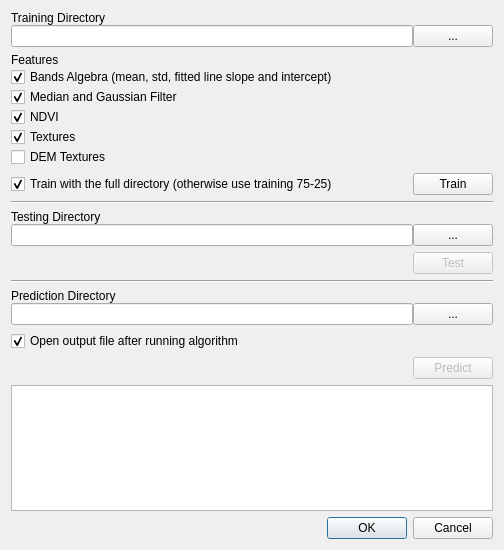
Qt form Lumberjack_dialog_base.ui (carobrus/lumberjack_qgis_plugin) before a commit.
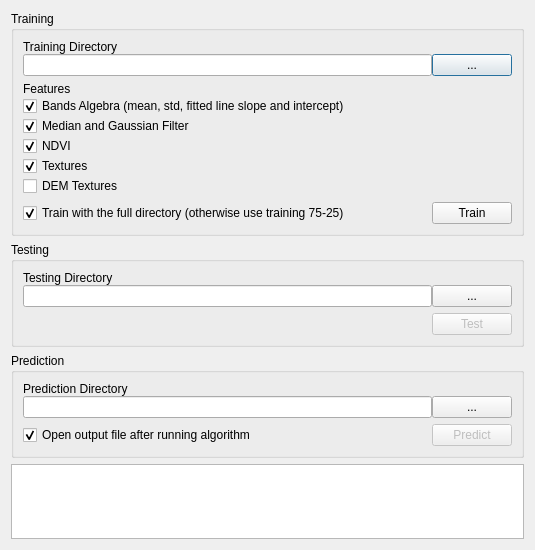
The same form after that commit.

The edit to the form file:
```diff
--- a/Lumberjack_dialog_base.ui
+++ b/Lumberjack_dialog_base.ui
@@ -6,7 +6,7 @@
    <rect>
     <x>0</x>
     <y>0</y>
-    <width>504</width>
+    <width>535</width>
     <height>550</height>
    </rect>
   </property>
@@ -26,21 +26,13 @@
    <string>Lumberjack</string>
   </property>
   <layout class="QGridLayout" name="gridLayout">
-   <item row="30" column="0">
-    <layout class="QVBoxLayout" name="verticalLayout">
-     <item>
-      <widget class="QDialogButtonBox" name="button_box">
-       <property name="orientation">
-        <enum>Qt::Horizontal</enum>
-       </property>
-       <property name="standardButtons">
-        <set>QDialogButtonBox::Cancel|QDialogButtonBox::Ok</set>
-       </property>
-      </widget>
-     </item>
-    </layout>
-   </item>
    <item row="0" column="0">
+    <widget class="QGroupBox" name="groupBox_training">
+     <property name="title">
+      <string>Training</string>
+     </property>
+     <layout class="QVBoxLayout" name="verticalLayout">
+      <item>
     <layout class="QVBoxLayout" name="verticalLayout_training_directory">
      <property name="spacing">
       <number>0</number>
@@ -72,67 +64,7 @@
      </item>
     </layout>
    </item>
-   <item row="5" column="0">
-    <widget class="Line" name="line">
-     <property name="orientation">
-      <enum>Qt::Horizontal</enum>
-     </property>
-    </widget>
-   </item>
-   <item row="26" column="0">
-    <widget class="QPlainTextEdit" name="plainTextEdit">
-     <property name="font">
-      <font>
-       <family>Courier New</family>
-      </font>
-     </property>
-     <property name="readOnly">
-      <bool>true</bool>
-     </property>
-    </widget>
-   </item>
-   <item row="16" column="0">
-    <layout class="QVBoxLayout" name="verticalLayout_img_predict">
-     <property name="spacing">
-      <number>0</number>
-     </property>
      <item>
-      <widget class="QLabel" name="label_imageDirectory">
-       <property name="enabled">
-        <bool>true</bool>
-       </property>
-       <property name="text">
-        <string>Prediction Directory</string>
-       </property>
-      </widget>
-     </item>
-     <item>
-      <layout class="QHBoxLayout" name="horizontalLayout">
-       <item>
-        <widget class="QLineEdit" name="lineEdit_predictionDirectoy">
-         <property name="enabled">
-          <bool>true</bool>
-         </property>
-         <property name="clearButtonEnabled">
-          <bool>false</bool>
-         </property>
-        </widget>
-       </item>
-       <item>
-        <widget class="QPushButton" name="pushButton_predictionDirectory">
-         <property name="enabled">
-          <bool>true</bool>
-         </property>
-         <property name="text">
-          <string>...</string>
-         </property>
-        </widget>
-       </item>
-      </layout>
-     </item>
-    </layout>
-   </item>
-   <item row="1" column="0">
     <layout class="QVBoxLayout" name="verticalLayout_features" stretch="0,0,0,0,0,0">
      <property name="spacing">
       <number>0</number>
@@ -202,7 +134,53 @@
      </item>
     </layout>
    </item>
-   <item row="7" column="0">
+      <item>
+       <layout class="QHBoxLayout" name="horizontalLayout_3">
+        <item>
+         <widget class="QCheckBox" name="checkBox_testing_ratio">
+          <property name="enabled">
+           <bool>true</bool>
+          </property>
+          <property name="text">
+           <string>Train with the full directory (otherwise use training 75-25)</string>
+          </property>
+          <property name="checked">
+           <bool>true</bool>
+          </property>
+         </widget>
+        </item>
+        <item>
+         <spacer name="horizontalSpacer">
+          <property name="orientation">
+           <enum>Qt::Horizontal</enum>
+          </property>
+          <property name="sizeHint" stdset="0">
+           <size>
+            <width>40</width>
+            <height>20</height>
+           </size>
+          </property>
+         </spacer>
+        </item>
+        <item>
+         <widget class="QPushButton" name="pushButton_training">
+          <property name="text">
+           <string>Train</string>
+          </property>
+         </widget>
+        </item>
+       </layout>
+      </item>
+     </layout>
+    </widget>
+   </item>
+   <item row="3" column="0">
+    <widget class="QGroupBox" name="groupBox_testing">
+     <property name="title">
+      <string>Testing</string>
+     </property>
+     <layout class="QVBoxLayout" name="verticalLayout_2">
+      <item>
     <layout class="QVBoxLayout" name="verticalLayout_img_testing">
      <property name="spacing">
       <number>0</number>
@@ -240,34 +218,7 @@
      </item>
     </layout>
    </item>
-   <item row="13" column="0">
-    <widget class="Line" name="line_2">
-     <property name="orientation">
-      <enum>Qt::Horizontal</enum>
-     </property>
-    </widget>
-   </item>
-   <item row="23" column="0">
-    <layout class="QVBoxLayout" name="verticalLayout_output_file">
-     <property name="spacing">
-      <number>0</number>
-     </property>
      <item>
-      <widget class="QCheckBox" name="checkBox_addFile">
-       <property name="enabled">
-        <bool>true</bool>
-       </property>
-       <property name="text">
-        <string>Open output file after running algorithm</string>
-       </property>
-       <property name="checked">
-        <bool>true</bool>
-       </property>
-      </widget>
-     </item>
-    </layout>
-   </item>
-   <item row="9" column="0">
     <layout class="QHBoxLayout" name="horizontalLayout_4">
      <item>
       <spacer name="horizontalSpacer_2">
@@ -294,45 +245,83 @@
      </item>
     </layout>
    </item>
-   <item row="3" column="0">
-    <layout class="QHBoxLayout" name="horizontalLayout_3">
+     </layout>
+    </widget>
+   </item>
+   <item row="26" column="0">
+    <widget class="QPlainTextEdit" name="plainTextEdit">
+     <property name="font">
+      <font>
+       <family>Courier New</family>
+      </font>
+     </property>
+     <property name="readOnly">
+      <bool>true</bool>
+     </property>
+    </widget>
+   </item>
+   <item row="5" column="0">
+    <widget class="QGroupBox" name="groupBox_prediction">
+     <property name="title">
+      <string>Prediction</string>
+     </property>
+     <layout class="QVBoxLayout" name="verticalLayout_3">
      <item>
-      <widget class="QCheckBox" name="checkBox_testing">
+       <layout class="QVBoxLayout" name="verticalLayout_img_predict">
+        <property name="spacing">
+         <number>0</number>
+        </property>
+        <item>
+         <widget class="QLabel" name="label_imageDirectory">
        <property name="enabled">
         <bool>true</bool>
        </property>
        <property name="text">
-        <string>Train with the full directory (otherwise use training 75-25)</string>
-       </property>
-       <property name="checked">
-        <bool>true</bool>
-       </property>
+           <string>Prediction Directory</string>
+          </property>
       </widget>
      </item>
      <item>
-      <spacer name="horizontalSpacer">
-       <property name="orientation">
-        <enum>Qt::Horizontal</enum>
-       </property>
-       <property name="sizeHint" stdset="0">
-        <size>
-         <width>40</width>
-         <height>20</height>
-        </size>
-       </property>
-      </spacer>
+         <layout class="QHBoxLayout" name="horizontalLayout">
+          <item>
+           <widget class="QLineEdit" name="lineEdit_predictionDirectoy">
+            <property name="enabled">
+             <bool>true</bool>
+            </property>
+            <property name="clearButtonEnabled">
+             <bool>false</bool>
+            </property>
+           </widget>
      </item>
      <item>
-      <widget class="QPushButton" name="pushButton_training">
+           <widget class="QPushButton" name="pushButton_predictionDirectory">
+            <property name="enabled">
+             <bool>true</bool>
+            </property>
        <property name="text">
-        <string>Train</string>
+             <string>...</string>
        </property>
       </widget>
      </item>
     </layout>
    </item>
-   <item row="24" column="0">
+       </layout>
+      </item>
+      <item>
     <layout class="QHBoxLayout" name="horizontalLayout_5">
+        <item>
+         <widget class="QCheckBox" name="checkBox_addFile">
+          <property name="enabled">
+           <bool>true</bool>
+          </property>
+          <property name="text">
+           <string>Open output file after running algorithm</string>
+          </property>
+          <property name="checked">
+           <bool>true</bool>
+          </property>
+         </widget>
+        </item>
      <item>
       <spacer name="horizontalSpacer_3">
        <property name="orientation">
@@ -360,6 +349,9 @@
    </item>
   </layout>
  </widget>
+   </item>
+  </layout>
+ </widget>
  <tabstops>
   <tabstop>lineEdit_trainingDirectory</tabstop>
   <tabstop>pushButton_trainingDirectory</tabstop>
```
Left out of the diff: 36 changed lines with no effect on the pictures. Lines whose indentation alone changed are shown as unchanged.
